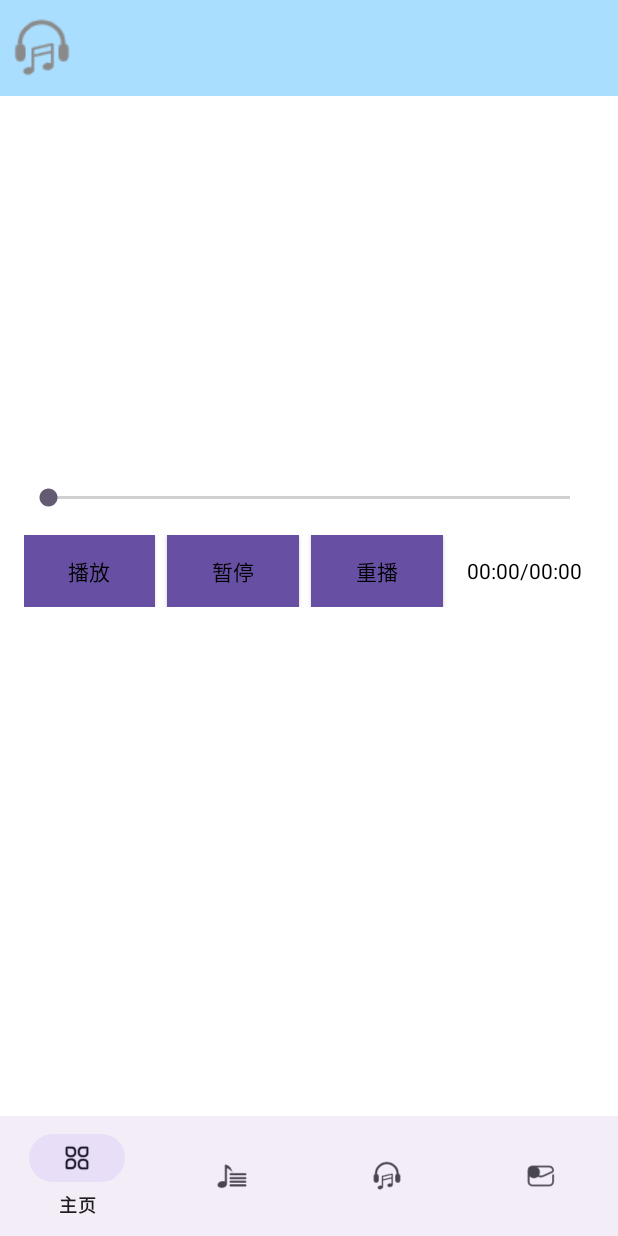
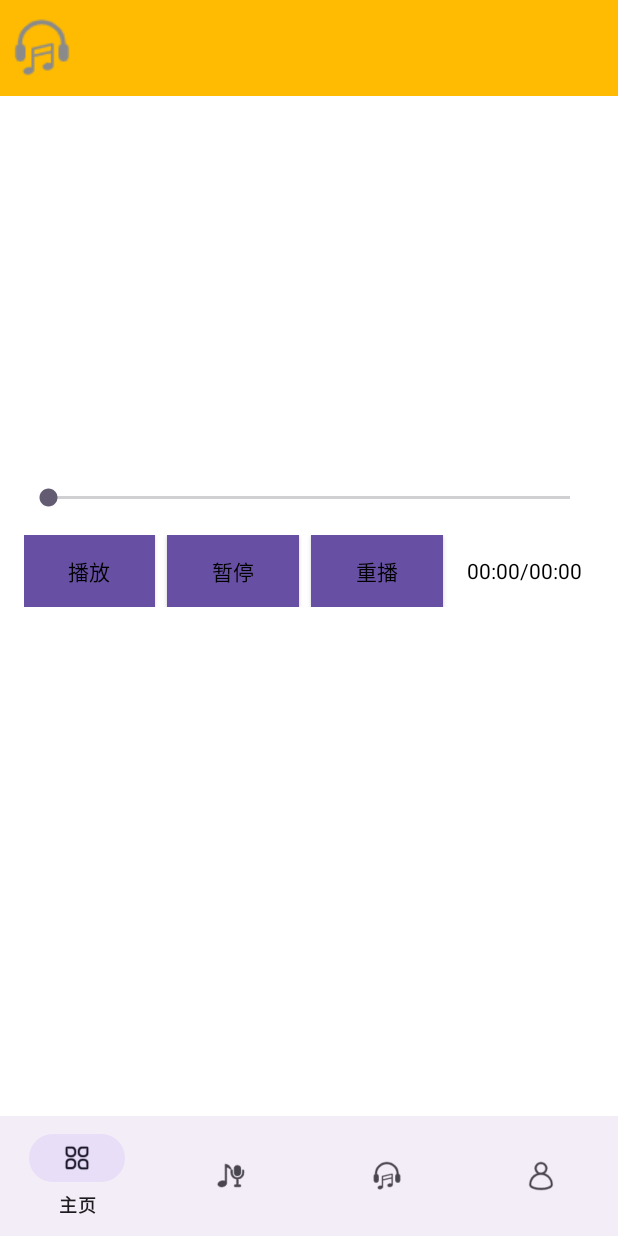
Before and after one commit to JasonLee-p/SparringSystem, an Android app: the fragment PracticeFragment placed in its activity, on a phone screen of 412 x 824 dp. Run offline under Robolectric (Android 15) with nearby library versions, the phone set to English and light mode, and no system bars.

Commit message:
资源文件

```diff
--- /dev/null
+++ b/app/src/main/res/drawable/border.xml
@@ -0,0 +1,5 @@
+<!-- res/drawable/border.xml -->
+<shape xmlns:android="http://schemas.android.com/apk/res/android">
+    <solid android:color="@android:color/transparent"/>
+    <stroke android:width="1dp" android:color="@color/fg_color1"/>
+</shape>
--- /dev/null
+++ b/app/src/main/res/drawable/rounded_corners.xml
@@ -0,0 +1,5 @@
+<!-- res/drawable/rounded_corners.xml -->
+<shape xmlns:android="http://schemas.android.com/apk/res/android">
+    <corners android:radius="16dp" />
+    <solid android:color="@android:color/transparent"/>
+</shape>
--- a/app/src/main/res/menu/bottom_navigation.xml
+++ b/app/src/main/res/menu/bottom_navigation.xml
@@ -7,13 +7,13 @@
     <item
         android:id="@+id/navigation_tuning"
         android:title="调音"
-        android:icon="@drawable/ic_music" />
+        android:icon="@drawable/ic_utils" />
     <item
         android:id="@+id/navigation_music"
         android:title="音乐"
         android:icon="@drawable/ic_player" />
     <item
-        android:id="@+id/navigation_notifications"
-        android:title="消息"
-        android:icon="@drawable/ic_notifications" />
+        android:id="@+id/navigation_user"
+        android:title="用户"
+        android:icon="@drawable/ic_user" />
 </menu>
--- a/app/src/main/res/values/colors.xml
+++ b/app/src/main/res/values/colors.xml
@@ -3,10 +3,10 @@
     <color name="black">#FF000000</color>
     <color name="white">#FFFFFFFF</color>
     <color name="bg_color0">#FFFFFFFF</color>
-    <color name="bg_color1">#FFCCDDEE</color>
-    <color name="bg_color2">#FFAADEFF</color>
+    <color name="bg_color1">#FFDE96</color>
+    <color name="bg_color2">#FFFEBB01</color>
     <color name="fg_color0">#FF000000</color>
-    <color name="fg_color1">#FF0000FF</color>
+    <color name="fg_color1">#FF4C2605</color>
     <color name="light_gray">#FFCCCCCC</color>
     <color name="light_red">#FFFFAAAA</color>
     <color name="light_green">#FFAAFFAA</color>
```
Also changed, not shown: app/src/main/java/com/example/sparringsystem/customView/CategoryItemView.java (added, +49 -0 lines), app/src/main/res/drawable/unknown_album.jpg (added).
